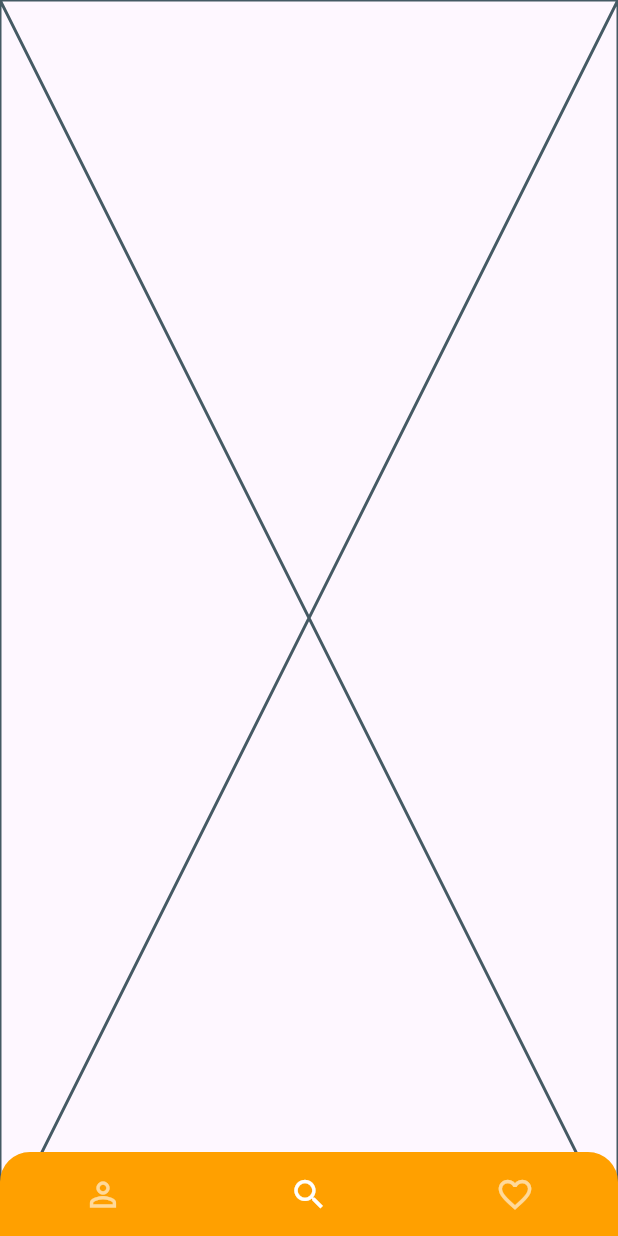
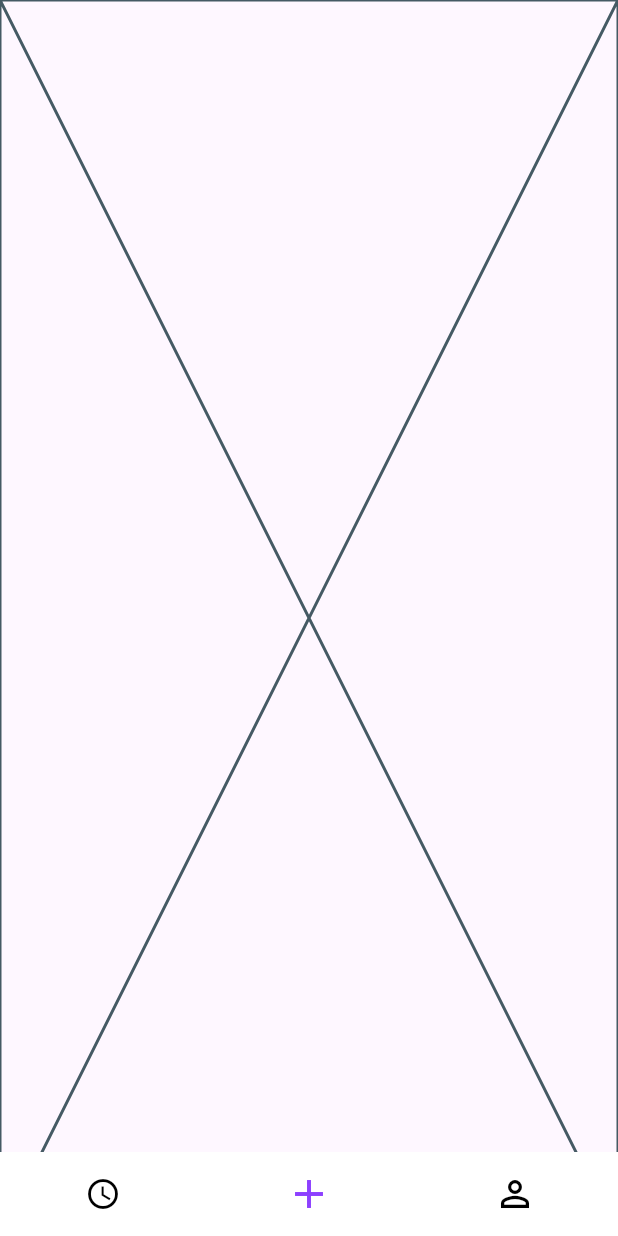
Before and after one commit to dmitry4567/exsound, a Flutter app: the screen it shows after launch, item 2 of the bottom bar chosen, on a phone screen of 412 x 824 dp. Run offline on Flutter 3.47's test engine with Material 3 defaults, Android fonts, the phone set to English and light mode, and no system bars; our stand-ins replace auto_size_text, bloc, dio, equatable, expandable, firebase_analytics and 10 more; missing offline and left inert: json_path, scope_function; accounts and stored records are empty.

Commit message:
remake bottomNavigationBar

```diff
--- a/lib/flutter_flow/flutter_flow_theme.dart
+++ b/lib/flutter_flow/flutter_flow_theme.dart
@@ -50,11 +50,11 @@ class LightModeTheme extends FlutterFlowTheme {
   late Color secondaryColor = const Color(0xFF39D2C0);
   late Color tertiaryColor = const Color(0xFFEE8B60);
   late Color alternate = const Color(0xFFFF5963);
-  late Color primaryBackground = const Color(0xffFFA000);
+  late Color primaryBackground = Colors.white;
   late Color secondaryBackground = const Color(0xFFFFFFFF);
   late Color primaryText = const Color(0xFF51A3F6);
   late Color secondaryText = const Color(0xFF224B87);
-  late Color selectedBottomItemColor = Colors.white;
+  late Color selectedBottomItemColor = Color(0xff8D40FF);
   late Color newBackground = const Color(0xFFFFFFFF);
 
   late Color primaryBtnText = const Color(0xFFFFFFFF);
--- a/lib/navigation_bar_widget.dart
+++ b/lib/navigation_bar_widget.dart
@@ -5,6 +5,7 @@ import 'package:exstudio/flutter_flow/nav/nav.dart';
 import 'package:exstudio/home/home_widget.dart';
 import 'package:exstudio/profile/profile_widget.dart';
 import 'package:flutter/material.dart';
+import 'package:flutter_svg/svg.dart';
 
 class NavBarWidget extends StatefulWidget {
   const NavBarWidget({
@@ -45,10 +46,6 @@ class _NavBarPageState extends State<NavBarWidget> {
       body: _tabs[_currentPageName],
       extendBody: true,
       bottomNavigationBar: ClipRRect(
-        borderRadius: const BorderRadius.only(
-          topLeft: Radius.circular(20),
-          topRight: Radius.circular(20),
-        ),
         child: Theme(
           data: ThemeData(
             splashColor: Colors.transparent,
@@ -61,7 +58,7 @@ class _NavBarPageState extends State<NavBarWidget> {
             selectedItemColor:
                 FlutterFlowTheme.of(context).selectedBottomItemColor,
             type: BottomNavigationBarType.fixed,
-            unselectedItemColor: Colors.white60,
+            unselectedItemColor: FlutterFlowTheme.of(context).primaryColor,
             currentIndex: currentIndex,
             showUnselectedLabels: false,
             showSelectedLabels: false,
@@ -72,14 +69,13 @@ class _NavBarPageState extends State<NavBarWidget> {
                 });
               }
             },
-            items: const [
+            items: [
               BottomNavigationBarItem(
                 icon: Column(
                   mainAxisAlignment: MainAxisAlignment.center,
                   children: [
                     Icon(
-                      Icons.person_outline,
-                      size: 26,
+                      Icons.schedule,
                     ),
                   ],
                 ),
@@ -90,8 +86,8 @@ class _NavBarPageState extends State<NavBarWidget> {
                   mainAxisAlignment: MainAxisAlignment.center,
                   children: [
                     Icon(
-                      Icons.search,
-                      size: 26,
+                      Icons.add,
+                      size: 32,
                     ),
                   ],
                 ),
@@ -102,8 +98,8 @@ class _NavBarPageState extends State<NavBarWidget> {
                   mainAxisAlignment: MainAxisAlignment.center,
                   children: [
                     Icon(
-                      Icons.favorite_border_outlined,
-                      size: 26,
+                      Icons.person_outline,
+                      size: 28,
                     ),
                   ],
                 ),
```
